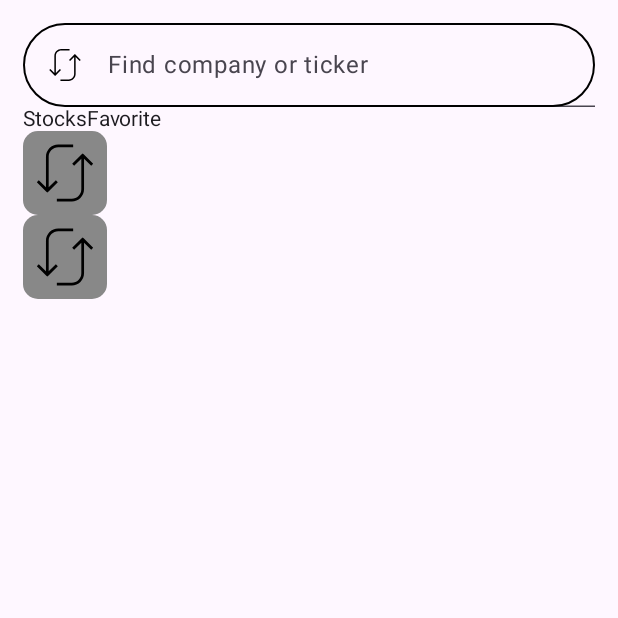
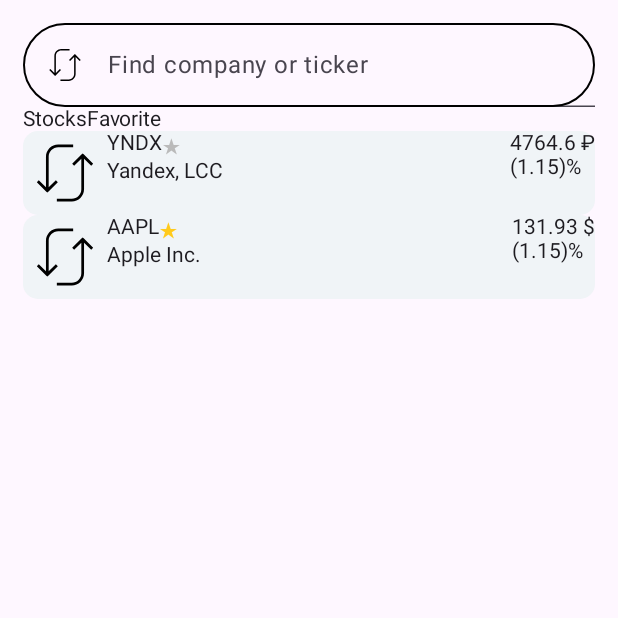
Before and after one commit to mobilefirstacademy/Batch2_StockApp, an Android app built with Jetpack Compose: the fragment StocksFragment shown on its own in the app's theme, on a phone screen of 412 x 824 dp, the top half of it. Run offline under Robolectric (Android 15) with nearby library versions, the phone set to English and light mode, and no system bars.

Commit message:
fix: add another fields inside stocks list

```diff
--- a/features/home/presentation/src/main/java/com/example/presentation/ui/StocksFragment.kt
+++ b/features/home/presentation/src/main/java/com/example/presentation/ui/StocksFragment.kt
@@ -8,11 +8,15 @@
 import androidx.compose.foundation.Image
 import androidx.compose.foundation.background
 import androidx.compose.foundation.border
+import androidx.compose.foundation.horizontalScroll
+import androidx.compose.foundation.layout.Arrangement
+import androidx.compose.foundation.layout.Box
 import androidx.compose.foundation.layout.Column
 import androidx.compose.foundation.layout.Row
 import androidx.compose.foundation.layout.fillMaxWidth
 import androidx.compose.foundation.layout.padding
 import androidx.compose.foundation.layout.size
+import androidx.compose.foundation.layout.width
 import androidx.compose.foundation.lazy.LazyColumn
 import androidx.compose.foundation.lazy.items
 import androidx.compose.foundation.shape.CircleShape
@@ -29,7 +33,9 @@
 import androidx.compose.ui.res.painterResource
 import androidx.compose.ui.tooling.preview.Preview
 import androidx.compose.ui.unit.dp
+import androidx.compose.ui.unit.sp
 import com.example.home.R
+import kotlinx.coroutines.channels.ticker
 
 // TODO: Rename parameter arguments, choose names that match
 // the fragment initialization parameters, e.g. ARG_ITEM_NUMBER
@@ -88,15 +94,20 @@
     }
 }
 
+enum class UnitOfAccount {
+    RUB, USD, EUR
+}
 class Stock(
-    ticker: String,
-    name: String,
-    price: Double,
-    diff: Double
+    val ticker: String,
+    val name: String,
+    val unitOfAccount: UnitOfAccount,
+    val price: Double,
+    val diff: Double,
+    val isFavourite: Boolean,
 )
 val basicStocks = listOf(
-    Stock("YNDX", "Yandex, LCC", 4764.6, 1.15),
-    Stock("AAPL", "Apple Inc.", 131.93, 1.15),
+    Stock("YNDX", "Yandex, LCC", UnitOfAccount.RUB, 4764.6, 1.15, false),
+    Stock("AAPL", "Apple Inc.", UnitOfAccount.USD, 131.93, 1.15, true),
 )
 
 @Preview
@@ -138,16 +149,16 @@
             contentDescription = "searching icon",
         )
         TextField(
-            modifier = Modifier
-                .fillMaxWidth()
-                .background(Color.Transparent),
             value = value,
             onValueChange = {},
             placeholder = { Text(placeholder) },
             colors = TextFieldDefaults.colors(
                 unfocusedContainerColor = Color.Transparent,
                 focusedContainerColor = Color.Transparent,
-            )
+            ),
+            modifier = Modifier
+                .fillMaxWidth()
+                .background(Color.Transparent),
         )
     }
 }
@@ -170,7 +181,9 @@
 
 @Composable
 fun StocksList(stocks: List<Stock>) {
-    LazyColumn {
+    LazyColumn(
+        Modifier.fillMaxWidth()
+    ) {
         items(stocks) {stock ->
             StockItem(stock)
         }
@@ -179,14 +192,66 @@
 
 @Composable
 fun StockItem(stock: Stock) {
-    Row(modifier = Modifier.background(color = Color.Gray, shape = RoundedCornerShape(10.dp)),){
-        Image(
+    stock.run {
+        Row(
+            horizontalArrangement = Arrangement.SpaceBetween,
             modifier = Modifier
-                .padding(5.dp)
-                .size(45.dp)
-            ,
-            painter = painterResource(id = R.drawable.refresh_icon), // TODO: change picture
-            contentDescription = "searching icon",
+                .background(
+                    color = Color(0xFFF0F4F7),
+                    shape = RoundedCornerShape(10.dp)
+                )
+                .fillMaxWidth()
+
+        ) {
+            Row {
+                Image(
+                    painter = painterResource(id = R.drawable.refresh_icon), // TODO: change picture
+                    contentDescription = "searching icon",
+                    modifier = Modifier
+                        .padding(5.dp)
+                        .size(45.dp)
+                )
+
+                Column {
+                    Ticker(ticker, isFavourite)
+                    CompanyName(name)
+                }
+            }
+            Column {
+                Price(price, unitOfAccount)
+                Diff(diff)
+            }
+        }
+    }
+}
+
+@Composable
+fun Ticker(ticker: String, isFavourite: Boolean) {
+    Row{
+        Text(text = ticker)
+        Text(
+            text = "★",
+            color = if (isFavourite) Color(0xFFFFCA1C) else Color(0xFFBABABA),
         )
     }
 }
+
+@Composable
+fun CompanyName(name: String) {
+    Text(text = name)
+}
+
+@Composable
+fun Price(price: Double, unitOfAccount: UnitOfAccount) {
+    val sign = when(unitOfAccount) {
+        UnitOfAccount.RUB -> "₽"
+        UnitOfAccount.USD -> "$"
+        UnitOfAccount.EUR -> "€"
+    }
+    Text(text = "$price $sign")
+}
+
+@Composable
+fun Diff(diff: Double) {
+    Text(text = "($diff)%", )
+}
```
